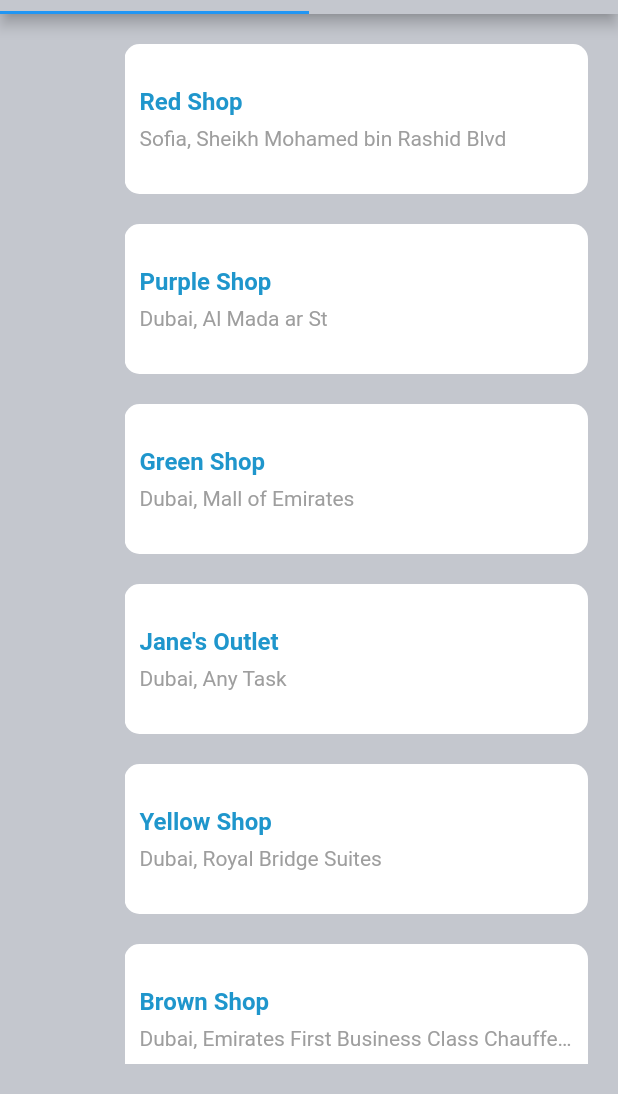
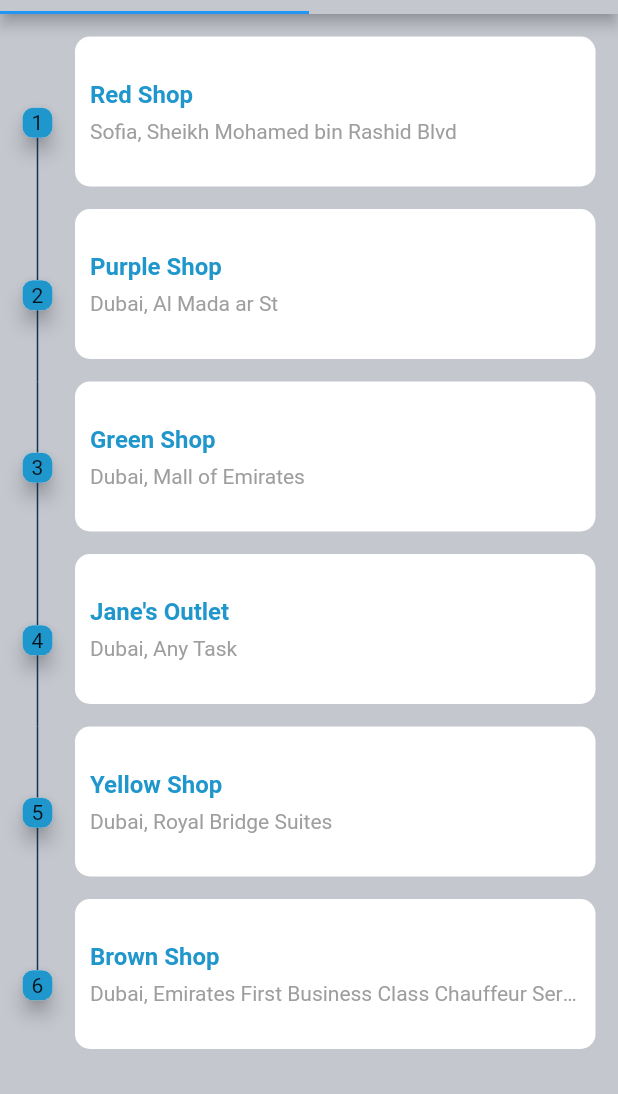
Before and after one commit to K7alid/injaz.go, a Flutter app: the RouteScreen screen opened directly, on a phone screen of 412 x 824 dp, the part 142-1236 px from its top. Run offline on Flutter 3.47's test engine with Material 2 defaults, Android fonts, the phone set to English and light mode, and no system bars; drawn by our look-alikes of timeline_tile; our stand-ins replace flutter_bloc, fluttertoast.

Commit message:
route screen with timeLine_tile and change image size in login screen

```diff
--- a/lib/main.dart
+++ b/lib/main.dart
@@ -2,7 +2,7 @@
 import 'package:flutter_bloc/flutter_bloc.dart';
 import 'package:flutter_localizations/flutter_localizations.dart';
 import 'package:injaz_go/app_localization.dart';
-import 'package:injaz_go/module/route_screen/route_screen.dart';
+import 'package:injaz_go/module/login/login_screen.dart';
 
 import 'module/login/cubit/cubit.dart';
 import 'module/login/cubit/states.dart';
@@ -42,7 +42,7 @@
                 }
                 return supportedLocales.first;
               },
-              home: RouteScreen(),
+              home: LoginScreen(),
             );
           },
         ));
--- a/lib/module/login/widgets/build_all_images_with_text.dart
+++ b/lib/module/login/widgets/build_all_images_with_text.dart
@@ -41,7 +41,7 @@
           mainAxisAlignment: MainAxisAlignment.spaceBetween,
           children: [
             buildImageWithText(
-              text: 'Inventory',
+              text: 'Store',
               isSelected: cubit.isSelectedList[3],
               onTap: () {
                 cubit.changeIconToggle(3);
@@ -55,7 +55,7 @@
               },
             ),
             buildImageWithText(
-              text: 'Timesheet',
+              text: 'Time',
               isSelected: cubit.isSelectedList[5],
               onTap: () {
                 cubit.changeIconToggle(5);
--- a/lib/module/login/widgets/build_image_with_text.dart
+++ b/lib/module/login/widgets/build_image_with_text.dart
@@ -18,6 +18,8 @@
           children: [
             Image.asset(
               '$assetImageBaseUrl$text.png',
+              height: 50,
+              width: 50,
             ),
             CustomText(
               text: text,
--- a/lib/module/login/widgets/build_username_and_password_part.dart
+++ b/lib/module/login/widgets/build_username_and_password_part.dart
@@ -1,4 +1,5 @@
 import 'package:flutter/material.dart';
+import 'package:injaz_go/module/home_screen/home_screen.dart';
 import 'package:injaz_go/shared/components.dart';
 import 'package:injaz_go/shared/constants.dart';
 import 'package:injaz_go/shared/widgets/custom_button.dart';
@@ -73,10 +74,11 @@
               spaceInHeight(height: 20),
               CustomButton(
                 onPressed: () {
+                  navigateTo(context, HomeScreen());
                   if (formKey.currentState!.validate()) {}
                 },
                 radius: 7,
-                background: defaultColor,
+                background: secondaryColor,
                 text: 'login',
               ),
             ],
--- a/lib/module/route_screen/route_screen.dart
+++ b/lib/module/route_screen/route_screen.dart
@@ -11,7 +11,7 @@
   Widget build(BuildContext context) {
     return DefaultTabController(
         initialIndex: 0,
-        length: 4,
+        length: 2,
         child: Scaffold(
           backgroundColor: landColor,
           appBar: AppBar(
--- a/lib/module/route_screen/widgets/route_screen_builder.dart
+++ b/lib/module/route_screen/widgets/route_screen_builder.dart
@@ -1,3 +1,99 @@
+import 'package:flutter/material.dart';
+import 'package:injaz_go/module/route_screen/model/route_tasks.dart';
+import 'package:injaz_go/shared/components.dart';
+import 'package:injaz_go/shared/constants.dart';
+import 'package:injaz_go/shared/widgets/custom_text.dart';
+import 'package:timeline_tile/timeline_tile.dart';
+
+class RouteScreenBuilder extends StatelessWidget {
+  int totalSteps = routeTasks.length;
+
+  @override
+  Widget build(BuildContext context) {
+    return Padding(
+      padding: const EdgeInsets.all(15.0),
+      child: ListView.builder(
+        itemCount: routeTasks.length,
+        shrinkWrap: true,
+        itemBuilder: (context, index) {
+          return Container(
+            child: buildTimelineTile(index, context),
+          );
+        },
+      ),
+    );
+  }
+
+  Widget buildTimelineTile(int index, context) {
+    return TimelineTile(
+      alignment: TimelineAlign.manual,
+      lineXY: 0.0,
+      isFirst: index == 0 ? true : false,
+      isLast: index == totalSteps - 1 ? true : false,
+      indicatorStyle: IndicatorStyle(
+        width: 20,
+        height: 20,
+        indicator: buildIndicator(index),
+      ),
+      afterLineStyle: LineStyle(
+        thickness: 1,
+        color: secondaryColor,
+      ),
+      beforeLineStyle: LineStyle(
+        thickness: 1,
+        color: secondaryColor,
+      ),
+      endChild: Padding(
+        padding: const EdgeInsetsDirectional.only(start: 15, bottom: 15),
+        child: Container(
+          decoration: BoxDecoration(
+            borderRadius: BorderRadius.circular(10),
+            color: Colors.white,
+          ),
+          padding: EdgeInsets.all(10),
+          height: 100,
+          child: Column(
+            mainAxisAlignment: MainAxisAlignment.center,
+            children: [
+              CustomText(
+                text: routeTasks[index].customerName,
+                isBold: true,
+                color: primaryColor,
+              ),
+              spaceInHeight(height: 7),
+              CustomText(
+                text:
+                    '${routeTasks[index].city}, ${routeTasks[index].taskName}',
+                size: 14,
+                color: Colors.grey,
+              ),
+            ],
+          ),
+        ),
+      ),
+    );
+  }
+}
+
+Widget buildIndicator(index) {
+  return Container(
+    child: Material(
+      elevation: 5,
+      borderRadius: BorderRadius.circular(7),
+      child: Container(
+        decoration: BoxDecoration(
+          color: primaryColor,
+          borderRadius: BorderRadius.circular(7),
+        ),
+        child: Center(
+          child: Text((index + 1).toString()),
+        ),
+      ),
+    ),
+  );
+}
+
+/*
 import 'package:flutter/material.dart';
 import 'package:injaz_go/module/route_screen/model/route_tasks.dart';
 import 'package:injaz_go/shared/components.dart';
@@ -49,3 +145,4 @@
     );
   }
 }
+*/
--- a/pubspec.yaml
+++ b/pubspec.yaml
@@ -41,6 +41,7 @@
   flutter_bloc: ^8.1.1
   flutter_localizations:
     sdk: flutter
+  timeline_tile: ^2.0.0
 
 dev_dependencies:
   flutter_test:
```
Also changed, not shown: lib/module/home_screen/home_screen.dart (+6 -22 lines), lib/module/home_screen/widgets/build_grid_view_item.dart (added, +28 -0 lines), lib/module/login/login_screen.dart (+8 -6 lines), assets/images/Store.png (renamed from assets/images/Inventory.png), assets/images/Time.png (renamed from assets/images/Timesheet.png), pubspec.lock.
